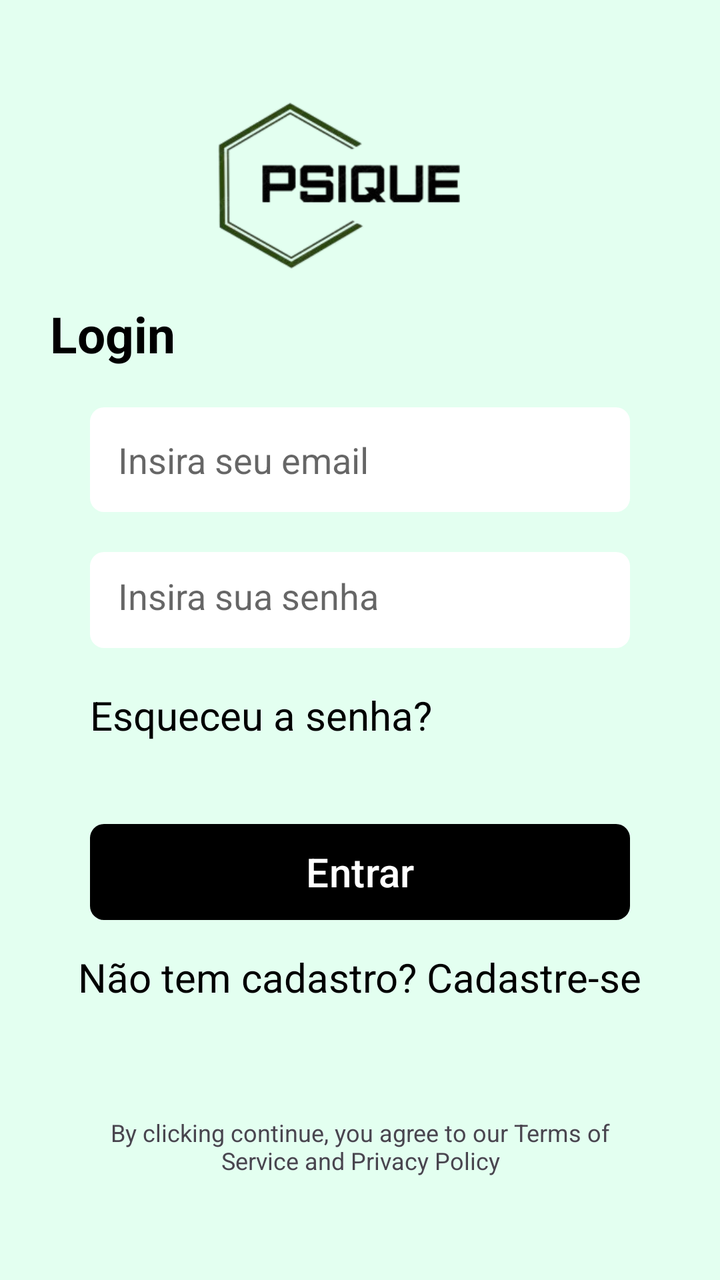
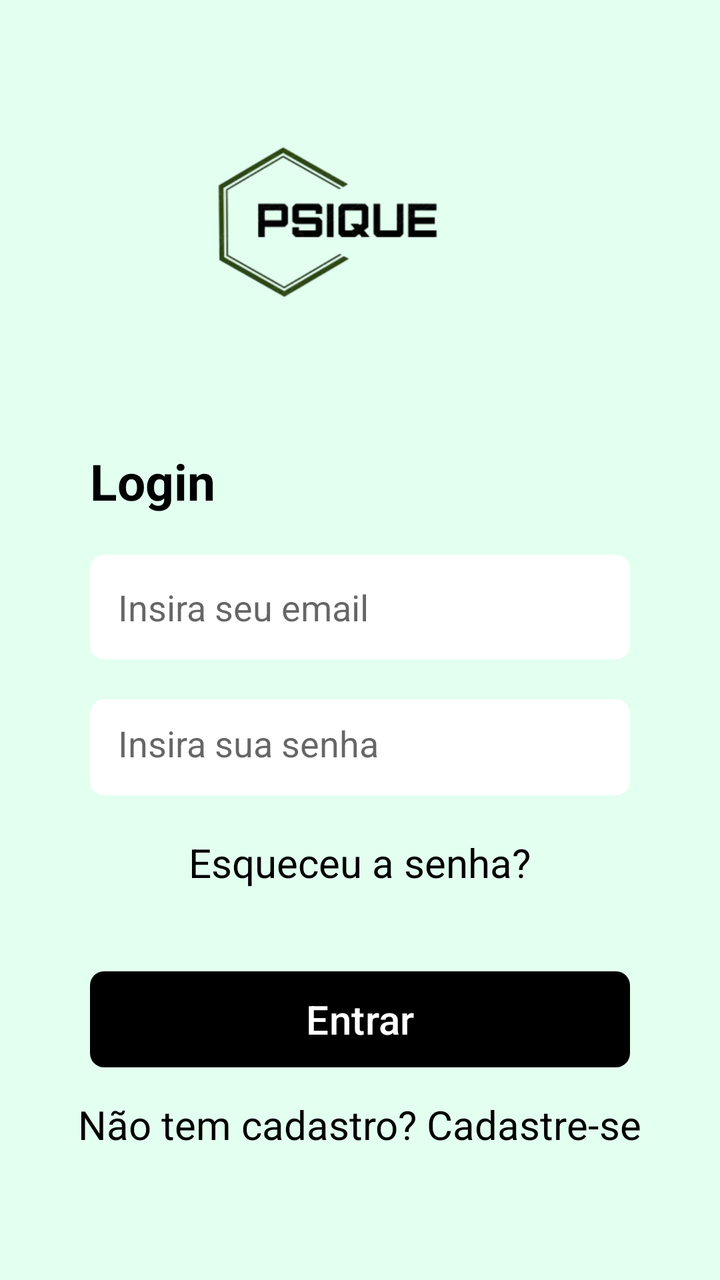

Two renders of the same Android screen: before a commit and after it. Below are the layout's source before the change and the commit's diff.
<!-- AndroidManifest.xml: application theme Theme.Atividade4 -->
<!-- res/layout/fragment_login.xml -->
<?xml version="1.0" encoding="utf-8"?>
<androidx.constraintlayout.widget.ConstraintLayout
    xmlns:android="http://schemas.android.com/apk/res/android"
    xmlns:tools="http://schemas.android.com/tools"
    android:layout_width="match_parent"
    android:layout_height="match_parent"
    xmlns:app="http://schemas.android.com/apk/res-auto"
    tools:context=".registros.FragmentLogin"
    android:background="#E3FFF0">

        <LinearLayout
            android:id="@+id/linerlayoutlogin"
            android:layout_width="match_parent"
            android:layout_height="match_parent"
            android:orientation="vertical"
            android:padding="25dp">

            <ImageView
                android:layout_width="match_parent"
                android:layout_height="100dp"
                android:layout_marginStart="15dp"
                android:layout_marginTop="15dp"
                android:padding="15dp"
                android:scaleType="centerCrop"
                android:src="@drawable/logo" />


            <TextView
                android:id="@+id/textViewLogin"
                android:layout_width="match_parent"
                android:layout_height="wrap_content"
                android:layout_marginTop="10dp"
                android:layout_marginBottom="20sp"
                android:text="Login"
                android:textColor="@color/black"
                android:textSize="25dp"
                android:textStyle="bold" />


            <EditText
                android:id="@+id/EdittextEMAIL"
                android:layout_width="match_parent"
                android:layout_height="wrap_content"
                android:layout_marginStart="20dp"
                android:layout_marginEnd="20dp"
                android:layout_marginBottom="20sp"
                android:background="@drawable/bg_edit_text"
                android:hint="Insira seu email"
                android:inputType="textEmailAddress"
                android:padding="14dp"
                android:textColorHint="#99000000" />

            <EditText
                android:id="@+id/EdittextSENHA"
                android:layout_width="match_parent"
                android:layout_height="48dp"
                android:layout_marginStart="20dp"
                android:layout_marginEnd="20dp"
                android:background="@drawable/bg_edit_text"
                android:hint="Insira sua senha"
                android:inputType="numberPassword"
                android:padding="14dp"
                android:textColorHint="#99000000" />

            <TextView
                android:id="@+id/textviewSenha"
                android:layout_width="wrap_content"
                android:layout_height="48dp"
                android:layout_marginStart="20dp"
                android:layout_marginTop="20dp"
                android:clickable="true"
                android:focusable="true"
                android:text="Esqueceu a senha?"
                android:textColor="@color/black"
                android:textColorLink="#6FCAF2"
                android:textSize="20sp" />

            <com.google.android.material.button.MaterialButton
                android:id="@+id/buttnEntrar"
                android:layout_width="match_parent"
                android:layout_height="wrap_content"
                android:layout_marginStart="20dp"
                android:layout_marginTop="20dp"
                android:layout_marginEnd="20dp"
                android:background="@drawable/bg_btn"
                android:text="Entrar"
                android:textSize="20dp"
                app:backgroundTint="@null" />

            <TextView
                android:id="@+id/textviewCadastro"
                android:layout_width="wrap_content"
                android:layout_height="48dp"
                android:layout_gravity="center"
                android:layout_marginTop="10dp"
                android:clickable="true"
                android:focusable="true"
                android:padding="5dp"
                android:text="Não tem cadastro? Cadastre-se"
                android:textColor="@color/black"
                android:textColorLink="#6FCAF2"
                android:textSize="20sp" />

            <TextView
                android:layout_width="match_parent"
                android:layout_height="wrap_content"
                android:layout_marginStart="20dp"
                android:layout_marginTop="35dp"
                android:layout_marginEnd="20dp"
                android:padding="5dp"
                android:text="By clicking continue, you agree to our Terms of Service and Privacy Policy"
                android:textAlignment="center"
                android:textSize="12sp" />


        </LinearLayout>

</androidx.constraintlayout.widget.ConstraintLayout>
<!-- resources referenced by this layout -->
<resources>
  <color name="black">#FF000000</color>
  <!-- drawable bg_btn (drawable) -->
  <?xml version="1.0" encoding="utf-8"?>
  <shape xmlns:android="http://schemas.android.com/apk/res/android"
      android:shape="rectangle">
  
      <solid android:color="@color/black"/>
      <corners android:radius="7dp"/>
    
  </shape>
  <!-- drawable bg_edit_text (drawable) -->
  <?xml version="1.0" encoding="utf-8"?>
  <shape xmlns:android="http://schemas.android.com/apk/res/android"
      android:shape="rectangle">
  
      <solid android:color="@color/white"/>
      <corners android:radius="7dp"/>
  
  </shape>
  <!-- drawable logo: png bitmap (drawable, 32960 bytes) -->
  <style name="Theme.Atividade4" parent="Base.Theme.Atividade4" />
  <color name="white">#FFFFFFFF</color>
  <style name="Base.Theme.Atividade4" parent="Theme.Material3.DayNight.NoActionBar">
  
          <item name="colorPrimary">@color/colorPrimary</item>
          <item name="colorAccent">@color/color_details</item>
  
      </style>
  <color name="colorPrimary">#A0CDE3</color>
  <color name="color_details">#A0CDE3</color>
</resources>

<!-- the commit's change to res/layout/fragment_login.xml (unified diff, before → after) -->
@@ -8,111 +8,113 @@
     tools:context=".registros.FragmentLogin"
     android:background="#E3FFF0">
 
-        <LinearLayout
-            android:id="@+id/linerlayoutlogin"
+    <LinearLayout
+        android:id="@+id/linerlayoutlogin"
+        android:layout_width="match_parent"
+        android:layout_height="match_parent"
+        android:orientation="vertical"
+        android:gravity="center"
+        android:padding="25dp"
+        app:layout_constraintBottom_toBottomOf="parent"
+        app:layout_constraintEnd_toEndOf="parent"
+        app:layout_constraintStart_toStartOf="parent"
+        app:layout_constraintTop_toTopOf="parent">
+
+        <ImageView
             android:layout_width="match_parent"
-            android:layout_height="match_parent"
-            android:orientation="vertical"
-            android:padding="25dp">
-
-            <ImageView
-                android:layout_width="match_parent"
-                android:layout_height="100dp"
-                android:layout_marginStart="15dp"
-                android:layout_marginTop="15dp"
-                android:padding="15dp"
-                android:scaleType="centerCrop"
-                android:src="@drawable/logo" />
+            android:layout_height="150dp"
+            android:layout_margin="20dp"
+            android:padding="15dp"
+            android:scaleType="centerCrop"
+            android:src="@drawable/logo" />
 
 
-            <TextView
-                android:id="@+id/textViewLogin"
-                android:layout_width="match_parent"
-                android:layout_height="wrap_content"
-                android:layout_marginTop="10dp"
-                android:layout_marginBottom="20sp"
-                android:text="Login"
-                android:textColor="@color/black"
-                android:textSize="25dp"
-                android:textStyle="bold" />
+        <TextView
+            android:id="@+id/textViewLogin"
+            android:layout_width="match_parent"
+            android:layout_height="wrap_content"
+           android:layout_margin="20dp"
+            android:text="Login"
+            android:textColor="@color/black"
+            android:textSize="25dp"
+            android:textStyle="bold" />
 
 
-            <EditText
-                android:id="@+id/EdittextEMAIL"
-                android:layout_width="match_parent"
-                android:layout_height="wrap_content"
-                android:layout_marginStart="20dp"
-                android:layout_marginEnd="20dp"
-                android:layout_marginBottom="20sp"
-                android:background="@drawable/bg_edit_text"
-                android:hint="Insira seu email"
-                android:inputType="textEmailAddress"
-                android:padding="14dp"
-                android:textColorHint="#99000000" />
+        <EditText
+            android:id="@+id/EdittextEMAIL"
+            android:layout_width="match_parent"
+            android:layout_height="wrap_content"
+            android:layout_marginStart="20dp"
+            android:layout_marginEnd="20dp"
+            android:layout_marginBottom="20sp"
+            android:background="@drawable/bg_edit_text"
+            android:hint="Insira seu email"
+            android:inputType="textEmailAddress"
+            android:padding="14dp"
+            android:textColorHint="#99000000" />
 
-            <EditText
-                android:id="@+id/EdittextSENHA"
-                android:layout_width="match_parent"
-                android:layout_height="48dp"
-                android:layout_marginStart="20dp"
-                android:layout_marginEnd="20dp"
-                android:background="@drawable/bg_edit_text"
-                android:hint="Insira sua senha"
-                android:inputType="numberPassword"
-                android:padding="14dp"
-                android:textColorHint="#99000000" />
+        <EditText
+            android:id="@+id/EdittextSENHA"
+            android:layout_width="match_parent"
+            android:layout_height="48dp"
+            android:layout_marginStart="20dp"
+            android:layout_marginEnd="20dp"
+            android:background="@drawable/bg_edit_text"
+            android:hint="Insira sua senha"
+            android:inputType="textPassword"
+            android:padding="14dp"
+            android:textColorHint="#99000000" />
 
-            <TextView
-                android:id="@+id/textviewSenha"
-                android:layout_width="wrap_content"
-                android:layout_height="48dp"
-                android:layout_marginStart="20dp"
-                android:layout_marginTop="20dp"
-                android:clickable="true"
-                android:focusable="true"
-                android:text="Esqueceu a senha?"
-                android:textColor="@color/black"
-                android:textColorLink="#6FCAF2"
-                android:textSize="20sp" />
+        <TextView
+            android:id="@+id/textviewSenha"
+            android:layout_width="wrap_content"
+            android:layout_height="48dp"
+            android:layout_marginTop="20dp"
+            android:clickable="true"
+            android:focusable="true"
+            android:text="Esqueceu a senha?"
+            android:textColor="@color/black"
+            android:textColorLink="#6FCAF2"
+            android:textSize="20sp" />
 
-            <com.google.android.material.button.MaterialButton
-                android:id="@+id/buttnEntrar"
-                android:layout_width="match_parent"
-                android:layout_height="wrap_content"
-                android:layout_marginStart="20dp"
-                android:layout_marginTop="20dp"
-                android:layout_marginEnd="20dp"
-                android:background="@drawable/bg_btn"
-                android:text="Entrar"
-                android:textSize="20dp"
-                app:backgroundTint="@null" />
+        <com.google.android.material.button.MaterialButton
+            android:id="@+id/buttnEntrar"
+            android:layout_width="match_parent"
+            android:layout_height="wrap_content"
+            android:layout_marginStart="20dp"
+            android:layout_marginTop="20dp"
+            android:layout_marginEnd="20dp"
+            android:background="@drawable/bg_btn"
+            android:text="Entrar"
+            android:textSize="20dp"
+            app:backgroundTint="@null" />
 
-            <TextView
-                android:id="@+id/textviewCadastro"
-                android:layout_width="wrap_content"
-                android:layout_height="48dp"
-                android:layout_gravity="center"
-                android:layout_marginTop="10dp"
-                android:clickable="true"
-                android:focusable="true"
-                android:padding="5dp"
-                android:text="Não tem cadastro? Cadastre-se"
-                android:textColor="@color/black"
-                android:textColorLink="#6FCAF2"
-                android:textSize="20sp" />
+        <TextView
+            android:id="@+id/textviewCadastro"
+            android:layout_width="wrap_content"
+            android:layout_height="48dp"
+            android:layout_gravity="center"
+            android:layout_marginTop="10dp"
+            android:clickable="true"
+            android:focusable="true"
+            android:padding="5dp"
+            android:text="Não tem cadastro? Cadastre-se"
+            android:textColor="@color/black"
+            android:textColorLink="#6FCAF2"
+            android:textSize="20sp" />
 
-            <TextView
-                android:layout_width="match_parent"
-                android:layout_height="wrap_content"
-                android:layout_marginStart="20dp"
-                android:layout_marginTop="35dp"
-                android:layout_marginEnd="20dp"
-                android:padding="5dp"
-                android:text="By clicking continue, you agree to our Terms of Service and Privacy Policy"
-                android:textAlignment="center"
-                android:textSize="12sp" />
+        <TextView
+            android:layout_width="match_parent"
+            android:layout_height="wrap_content"
+            android:layout_marginStart="20dp"
+            android:layout_marginTop="35dp"
+            android:layout_marginEnd="20dp"
+            android:padding="5dp"
+            android:text="By clicking continue, you agree to our Terms of Service and Privacy Policy"
+            android:textAlignment="center"
+            android:textSize="12sp" />
 
 
-        </LinearLayout>
+    </LinearLayout>
 
 </androidx.constraintlayout.widget.ConstraintLayout>
